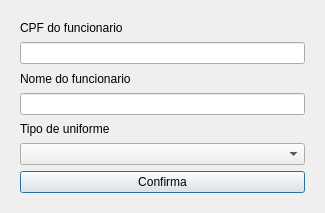
Above: view/emprestimo_ui.ui from natalia-hnzn/emprestimos before the change. Below: the same form after it.
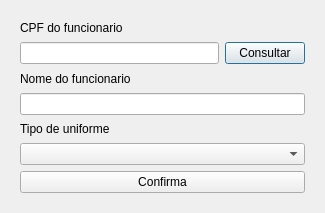
That is the form after the change. Icons and pictures are not drawn.

Commit message: add emprestimo and funcionario service

What changed in the file:
```diff
--- a/view/emprestimo_ui.ui
+++ b/view/emprestimo_ui.ui
@@ -29,7 +29,18 @@
        </widget>
       </item>
       <item>
-       <widget class="QLineEdit" name="txt_cpf_funcionario_emprestimo"/>
+       <layout class="QHBoxLayout" name="horizontalLayout_2">
+        <item>
+         <widget class="QLineEdit" name="txt_cpf_funcionario_emprestimo"/>
+        </item>
+        <item>
+         <widget class="QPushButton" name="btn_consulta_funcionario">
+          <property name="text">
+           <string>Consultar</string>
+          </property>
+         </widget>
+        </item>
+       </layout>
       </item>
       <item>
        <widget class="QLabel" name="lbl_nome_funcionario_emprestimo">
```
Left out of the diff: 2 changed lines with no effect on the pictures. The commit also changes 3 other files.
